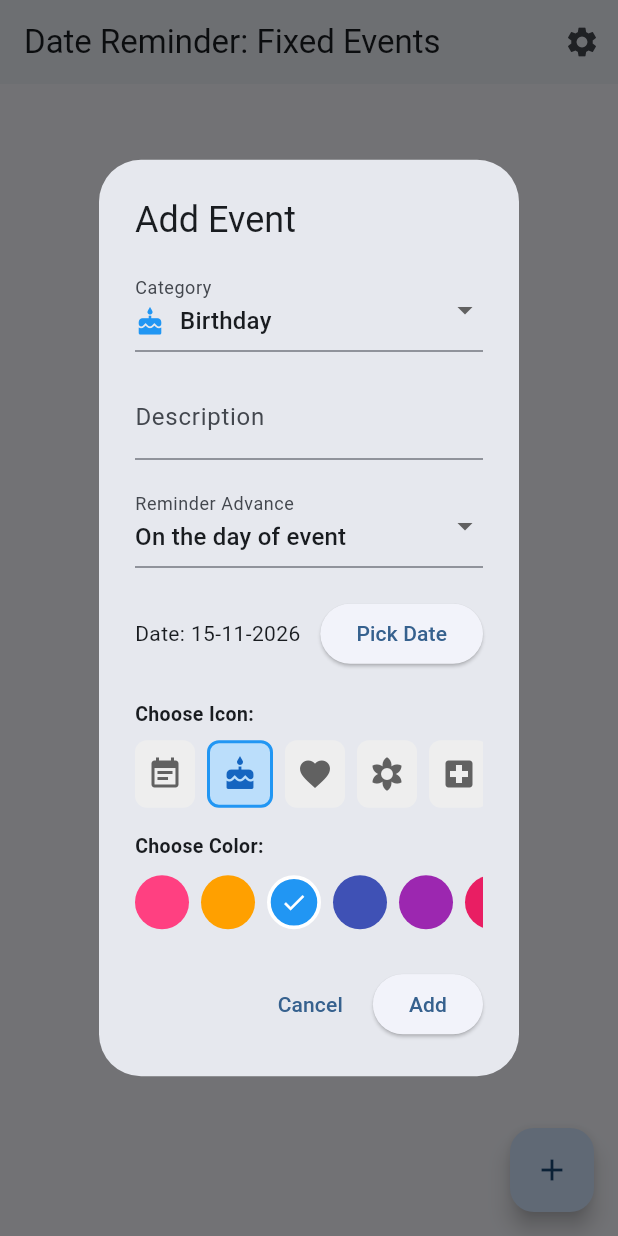
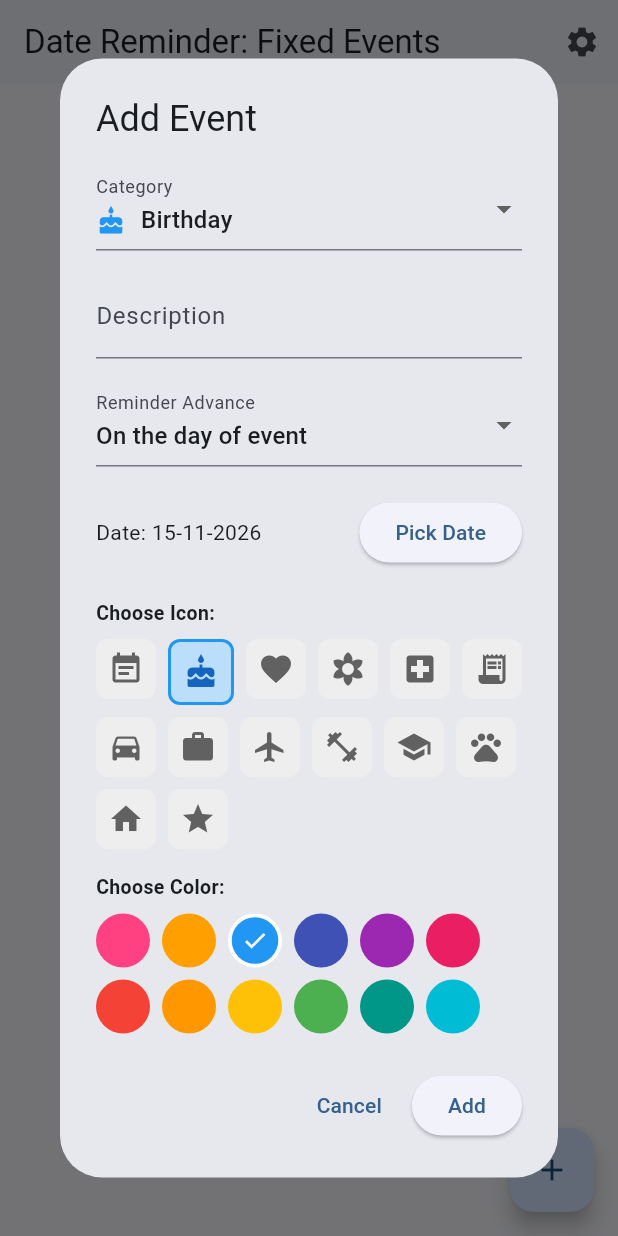
Before and after one commit to christianpeixoto/date_reminder, a Flutter app: the screen it shows after launch, after a tap on the "add" icon, on a phone screen of 412 x 824 dp. Run offline on Flutter 3.47's test engine with Material 3 defaults, Android fonts, the phone set to English and light mode, and no system bars; our stand-ins replace csv, file_picker, flutter_local_notifications, share_plus, shared_preferences, timezone.

Commit message:
add color accent-strip

```diff
--- a/lib/main.dart
+++ b/lib/main.dart
@@ -686,13 +686,10 @@ class _EventListScreenState extends State<EventListScreen> {
                     const SizedBox(height: 20),
                     const Text('Choose Icon:', style: TextStyle(fontWeight: FontWeight.bold, fontSize: 13)),
                     const SizedBox(height: 8),
-                    SizedBox(
-                      height: 45,
-                      child: ListView.builder(
-                        scrollDirection: Axis.horizontal,
-                        itemCount: availableIcons.length,
-                        itemBuilder: (context, index) {
-                          final icon = availableIcons[index];
+                    Wrap(
+                      spacing: 8,
+                      runSpacing: 8,
+                      children: availableIcons.map((icon) {
                         final isSelected = selectedIconCode == icon.codePoint;
                         return GestureDetector(
                           onTap: () {
@@ -701,7 +698,6 @@ class _EventListScreenState extends State<EventListScreen> {
                             });
                           },
                           child: Container(
-                              margin: const EdgeInsets.only(right: 8),
                             padding: const EdgeInsets.all(8),
                             decoration: BoxDecoration(
                               color: isSelected ? Colors.blue.shade100 : Colors.grey.shade200,
@@ -711,19 +707,15 @@ class _EventListScreenState extends State<EventListScreen> {
                             child: Icon(icon, size: 24, color: isSelected ? Colors.blue.shade800 : Colors.grey.shade700),
                           ),
                         );
-                        },
-                      ),
+                      }).toList(),
                     ),
                     const SizedBox(height: 16),
                     const Text('Choose Color:', style: TextStyle(fontWeight: FontWeight.bold, fontSize: 13)),
                     const SizedBox(height: 8),
-                    SizedBox(
-                      height: 40,
-                      child: ListView.builder(
-                        scrollDirection: Axis.horizontal,
-                        itemCount: availableColors.length,
-                        itemBuilder: (context, index) {
-                          final color = availableColors[index];
+                    Wrap(
+                      spacing: 8,
+                      runSpacing: 8,
+                      children: availableColors.map((color) {
                         final isSelected = selectedColorValue == color.toARGB32();
                         return GestureDetector(
                           onTap: () {
@@ -734,7 +726,6 @@ class _EventListScreenState extends State<EventListScreen> {
                           child: Container(
                             width: 36,
                             height: 36,
-                              margin: const EdgeInsets.only(right: 8),
                             decoration: BoxDecoration(
                               color: color,
                               shape: BoxShape.circle,
@@ -745,8 +736,7 @@ class _EventListScreenState extends State<EventListScreen> {
                             child: isSelected ? const Icon(Icons.check, color: Colors.white, size: 18) : null,
                           ),
                         );
-                        },
-                      ),
+                      }).toList(),
                     ),
                   ],
                 ),
@@ -874,7 +864,18 @@ class _EventListScreenState extends State<EventListScreen> {
                 return Card(
                   margin: const EdgeInsets.symmetric(horizontal: 16, vertical: 6),
                   elevation: 2,
+                  clipBehavior: Clip.antiAlias,
                   shape: RoundedRectangleBorder(borderRadius: BorderRadius.circular(12)),
+                  child: IntrinsicHeight(
+                    child: Row(
+                      crossAxisAlignment: CrossAxisAlignment.stretch,
+                      children: [
+                        // Colored accent strip on the left edge
+                        Container(
+                          width: 5,
+                          color: event.color,
+                        ),
+                        Expanded(
                           child: Padding(
                             padding: const EdgeInsets.all(16),
                             child: Column(
@@ -1040,6 +1041,10 @@ class _EventListScreenState extends State<EventListScreen> {
                                       ),
                                     ),
                                   ],
+                                ),
+                              ],
+                            ),
+                          ),
                         ),
                       ],
                     ),
--- a/pubspec.yaml
+++ b/pubspec.yaml
@@ -16,7 +16,7 @@ publish_to: 'none' # Remove this line if you wish to publish to pub.dev
 # https://developer.apple.com/library/archive/documentation/General/Reference/InfoPlistKeyReference/Articles/CoreFoundationKeys.html
 # In Windows, build-name is used as the major, minor, and patch parts
 # of the product and file versions while build-number is used as the build suffix.
-version: 1.0.0+1
+version: 1.0.0+2
 
 environment:
   sdk: '>=3.3.4 <4.0.0'
```
Also changed, not shown: 1 other file. Lines whose indentation alone changed are shown as unchanged.
